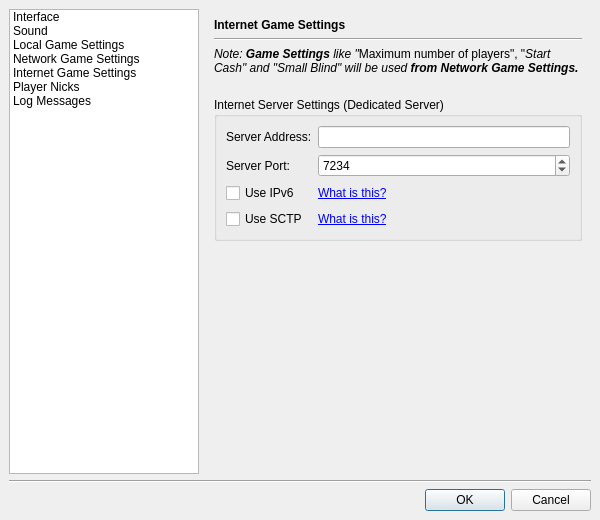
This is src/gui/qt/settingsdialog.ui in pokerth/pokerth as Qt 5 draws it before an edit. The edited form follows.
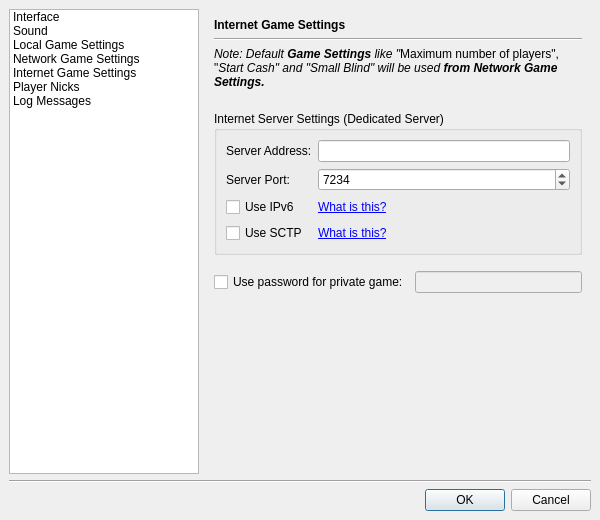
This is the edited form. The open tabs and pages were chosen to show the change. Icons and pictures are not drawn. Custom widgets are drawn as their Qt base class.

Patch:
```diff
--- a/src/gui/qt/settingsdialog.ui
+++ b/src/gui/qt/settingsdialog.ui
@@ -764,7 +764,7 @@
        <property name="spacing" >
         <number>6</number>
        </property>
-       <item row="5" column="0" >
+       <item row="7" column="0" >
         <spacer>
          <property name="orientation" >
           <enum>Qt::Vertical</enum>
@@ -777,6 +777,26 @@
          </property>
         </spacer>
        </item>
+       <item row="2" column="0" >
+        <widget class="QLabel" name="label_43" >
+         <property name="text" >
+          <string>&lt;html>&lt;head>&lt;meta name="qrichtext" content="1" />&lt;style type="text/css">
+p, li { white-space: pre-wrap; }
+&lt;/style>&lt;/head>&lt;body style=" font-family:'Nimbus Sans L'; font-size:9pt; font-weight:400; font-style:normal; text-decoration:none;">
+&lt;p style=" margin-top:0px; margin-bottom:0px; margin-left:0px; margin-right:0px; -qt-block-indent:0; text-indent:0px;">&lt;span style=" font-style:italic;">Note: Default &lt;/span>&lt;span style=" font-weight:600; font-style:italic;">Game Settings&lt;/span>&lt;span style=" font-style:italic;"> like "&lt;/span>Maximum number of players", "&lt;span style=" font-style:italic;">Start Cash" and "Small Blind" will be used &lt;/span>&lt;span style=" font-weight:600; font-style:italic;">from Network Game Settings.&lt;/span>&lt;/p>&lt;/body>&lt;/html></string>
+         </property>
+         <property name="wordWrap" >
+          <bool>true</bool>
+         </property>
+        </widget>
+       </item>
+       <item row="1" column="0" >
+        <widget class="Line" name="line_9" >
+         <property name="orientation" >
+          <enum>Qt::Horizontal</enum>
+         </property>
+        </widget>
+       </item>
        <item row="4" column="0" >
         <widget class="QGroupBox" name="groupBox_4" >
          <property name="title" >
@@ -821,9 +841,6 @@
             <property name="maxLength" >
              <number>60</number>
             </property>
-            <property name="echoMode" >
-             <enum>QLineEdit::Password</enum>
-            </property>
            </widget>
           </item>
           <item row="3" column="1" >
@@ -879,6 +896,33 @@
          </property>
         </spacer>
        </item>
+       <item row="6" column="0" >
+        <layout class="QHBoxLayout" >
+         <property name="margin" >
+          <number>0</number>
+         </property>
+         <property name="spacing" >
+          <number>6</number>
+         </property>
+         <item>
+          <widget class="QCheckBox" name="checkBox_UseInternetGamePassword" >
+           <property name="text" >
+            <string>Use password for private game:</string>
+           </property>
+          </widget>
+         </item>
+         <item>
+          <widget class="QLineEdit" name="lineEdit_InternetGamePassword" >
+           <property name="enabled" >
+            <bool>false</bool>
+           </property>
+           <property name="echoMode" >
+            <enum>QLineEdit::Password</enum>
+           </property>
+          </widget>
+         </item>
+        </layout>
+       </item>
        <item row="0" column="0" >
         <widget class="QLabel" name="label_30" >
          <property name="font" >
@@ -892,25 +936,21 @@
          </property>
         </widget>
        </item>
-       <item row="1" column="0" >
-        <widget class="Line" name="line_9" >
+       <item row="5" column="0" >
+        <spacer>
          <property name="orientation" >
           <enum>Qt::Horizontal</enum>
          </property>
-        </widget>
-       </item>
-       <item row="2" column="0" >
-        <widget class="QLabel" name="label_43" >
-         <property name="text" >
-          <string>&lt;html>&lt;head>&lt;meta name="qrichtext" content="1" />&lt;style type="text/css">
-p, li { white-space: pre-wrap; }
-&lt;/style>&lt;/head>&lt;body style=" font-family:'Nimbus Sans L'; font-size:9pt; font-weight:400; font-style:normal; text-decoration:none;">
-&lt;p style=" margin-top:0px; margin-bottom:0px; margin-left:0px; margin-right:0px; -qt-block-indent:0; text-indent:0px;">&lt;span style=" font-style:italic;">Note: &lt;/span>&lt;span style=" font-weight:600; font-style:italic;">Game Settings&lt;/span>&lt;span style=" font-style:italic;"> like "&lt;/span>Maximum number of players", "&lt;span style=" font-style:italic;">Start Cash" and "Small Blind" will be used &lt;/span>&lt;span style=" font-weight:600; font-style:italic;">from Network Game Settings.&lt;/span>&lt;/p>&lt;/body>&lt;/html></string>
+         <property name="sizeType" >
+          <enum>QSizePolicy::Fixed</enum>
          </property>
-         <property name="wordWrap" >
-          <bool>true</bool>
+         <property name="sizeHint" >
+          <size>
+           <width>20</width>
+           <height>10</height>
+          </size>
          </property>
-        </widget>
+        </spacer>
        </item>
       </layout>
      </widget>
```
Left out of the diff: 52 changed lines with no effect on the pictures.
